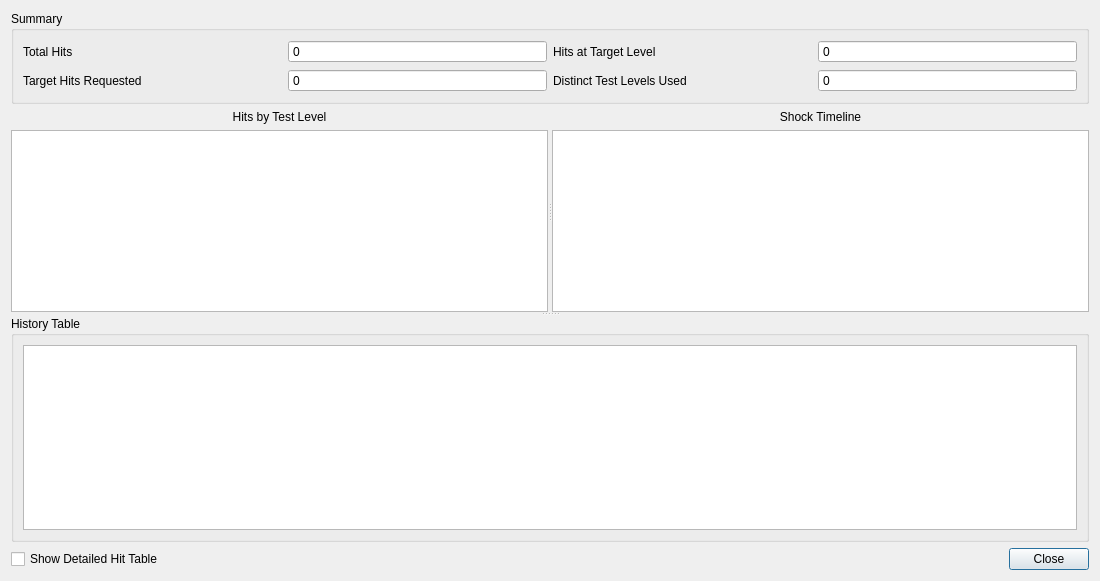
sandialabs/rattlesnake-vibration-controller, file src/rattlesnake/user_interface/ui_files/srs_sds_shock_history.ui: the form before one commit.
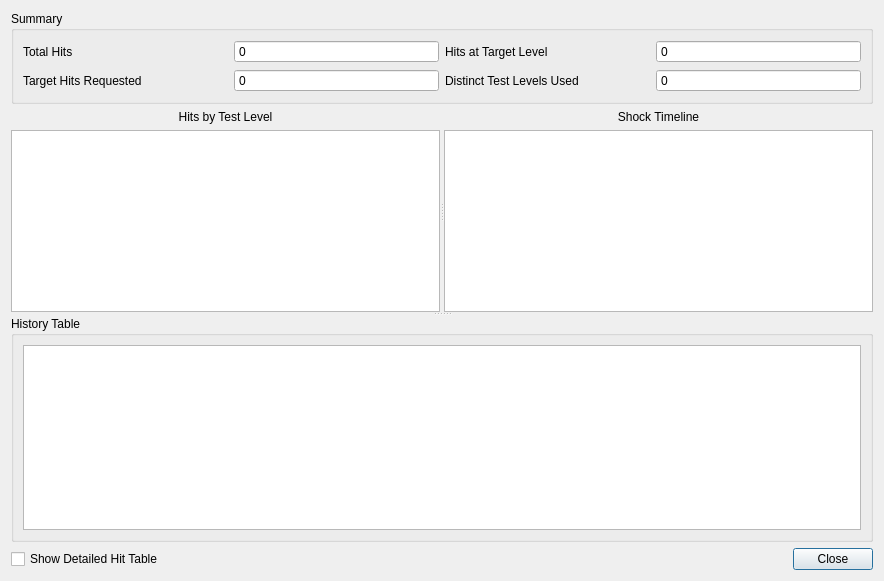
The form after the commit. Custom widgets are drawn as their Qt base class.

Commit message: Added tooltips to the various user interfaces.

```diff
--- a/src/rattlesnake/user_interface/ui_files/srs_sds_shock_history.ui
+++ b/src/rattlesnake/user_interface/ui_files/srs_sds_shock_history.ui
@@ -6,7 +6,7 @@
    <rect>
     <x>0</x>
     <y>0</y>
-    <width>1100</width>
+    <width>884</width>
     <height>581</height>
    </rect>
   </property>
```
Left out of the diff: 36 changed lines with no effect on the pictures. The commit also changes 6 other files.
